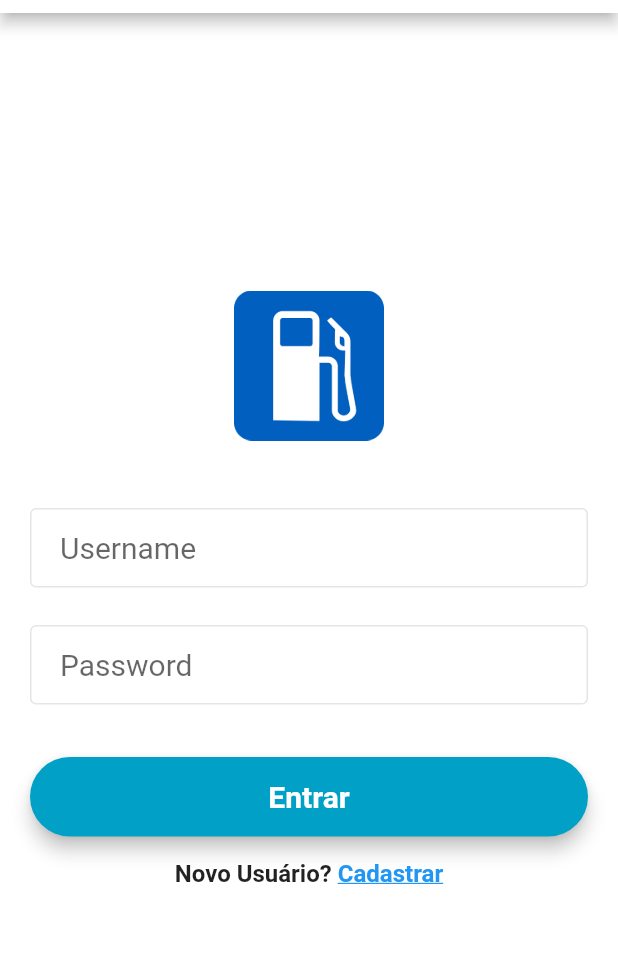
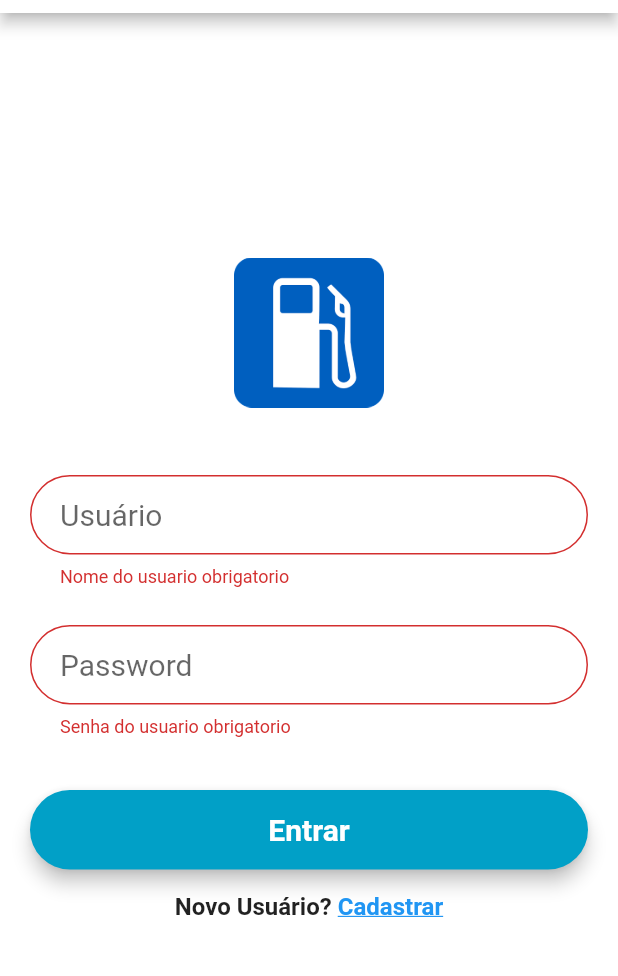
Before and after one commit to maxwellacioli/abastecelegalapp, a Flutter app: the screen it shows after launch, after a tap on "Entrar", on a phone screen of 412 x 824 dp, the part 71-1047 px from its top. Run offline on Flutter 3.47's test engine with Material 2 defaults, Android fonts, the phone set to English and light mode, and no system bars; accounts and stored records are empty; Roboto replaces fonts that are missing (Montserrat).

Commit message:
Create a form to login data on login screen

```diff
--- a/lib/screens/login/loginscreen.dart
+++ b/lib/screens/login/loginscreen.dart
@@ -1,3 +1,5 @@
+import 'dart:convert';
+
 import 'package:abastecelegalapp/models/login_data.dart';
 import 'package:abastecelegalapp/models/token_data.dart';
 import 'package:abastecelegalapp/models/user.dart';
@@ -7,6 +9,7 @@ import 'package:abastecelegalapp/screens/registerform/register_page.dart';
 import 'package:abastecelegalapp/services/auth_api.dart';
 import 'package:flutter/cupertino.dart';
 import 'package:flutter/material.dart';
+import 'package:http/http.dart';
 import 'package:provider/provider.dart';
 
 class LoginPage extends StatefulWidget {
@@ -22,31 +25,20 @@ class LoginPage extends StatefulWidget {
 
 class _LoginPageState extends State<LoginPage> {
   TextStyle style = TextStyle(fontFamily: 'Montserrat', fontSize: 20.0);
+  final GlobalKey<FormState> _formKey = GlobalKey<FormState>();
+  Token token;
 
-  final FocusNode _passwordFocus = FocusNode();
+  final _username = TextEditingController();
+  final _password = TextEditingController();
 
   _login(String username, String password) {
     final loginData = LoginData(username, password);
-    var token = AuthAPI.signIn(loginData);
-
-    token.then((t) {
-      print('Token >>>> ' + t.getToken());
-    });
-  }
-
-  @override
-  void initState() {
-    super.initState();
-
-    Future.delayed(Duration(milliseconds: 100)).then((_) {
-      User user = new User(1, 'maxwell', 'Maxwell', 'maxwell.acioli@gmail.com', '');
-      final userModel = Provider.of<UserModel>(context, listen: false);
-      userModel.setUser(user);
-    });
+    AuthAPI.signIn(loginData);
   }
 
   @override
   Widget build(BuildContext context) {
+
     final newUserText = Text('Novo Usuário? ',
         style: TextStyle(
           fontSize: 16,
@@ -72,30 +64,40 @@ class _LoginPageState extends State<LoginPage> {
       children: <Widget>[newUserText, signUpText],
     );
 
-    //Username Fiel
-    final usernameField = TextField(
+    //Username Field
+    final usernameField = TextFormField(
+      controller: _username,
       obscureText: false,
       style: style,
-      onSubmitted: (v) {
-        FocusScope.of(context).requestFocus(_passwordFocus);
-      },
       decoration: InputDecoration(
           contentPadding: EdgeInsets.fromLTRB(20.0, 15.0, 20.0, 15.0),
-          hintText: "Username",
+          hintText: "Usuário",
           border:
               OutlineInputBorder(borderRadius: BorderRadius.circular(32.0))),
+      validator: (value) {
+        if(value.isEmpty) {
+          return 'Nome do usuario obrigatorio';
+        }
+        return null;
+      },
     );
 
     //Password Field
-    final passwordField = TextField(
+    final passwordField = TextFormField(
+      controller: _password,
       obscureText: true,
       style: style,
-      focusNode: _passwordFocus,
       decoration: InputDecoration(
           contentPadding: EdgeInsets.fromLTRB(20.0, 15.0, 20.0, 15.0),
           hintText: "Password",
           border:
               OutlineInputBorder(borderRadius: BorderRadius.circular(32.0))),
+      validator: (value) {
+        if(value.isEmpty) {
+          return 'Senha do usuario obrigatorio';
+        }
+        return null;
+      },
     );
 
     final loginButton = Material(
@@ -106,7 +108,9 @@ class _LoginPageState extends State<LoginPage> {
         minWidth: MediaQuery.of(context).size.width,
         padding: EdgeInsets.fromLTRB(20.0, 15.0, 20.0, 15.0),
         onPressed: () {
-          _login("admin", "password");
+          if(_formKey.currentState.validate()) {
+            _login(_username.text, _password.text);
+          }
 //          Navigator.pushReplacement(
 //              context, MaterialPageRoute(builder: (context) => HomePage()));
         },
@@ -148,6 +152,10 @@ class _LoginPageState extends State<LoginPage> {
                     height: 100.0,
                   ),
                   SizedBox(height: 45.0),
+                  Form(
+                    key: _formKey,
+                    child: Column(
+                      children: <Widget>[
                         usernameField,
                         SizedBox(height: 25.0),
                         passwordField,
@@ -157,6 +165,9 @@ class _LoginPageState extends State<LoginPage> {
                         loginButton,
                         SizedBox(
                           height: 15.0,
+                        ),
+                      ],
+                    ),
                   ),
                   signUp,
                 ],
```
Lines whose indentation alone changed are shown as unchanged.
